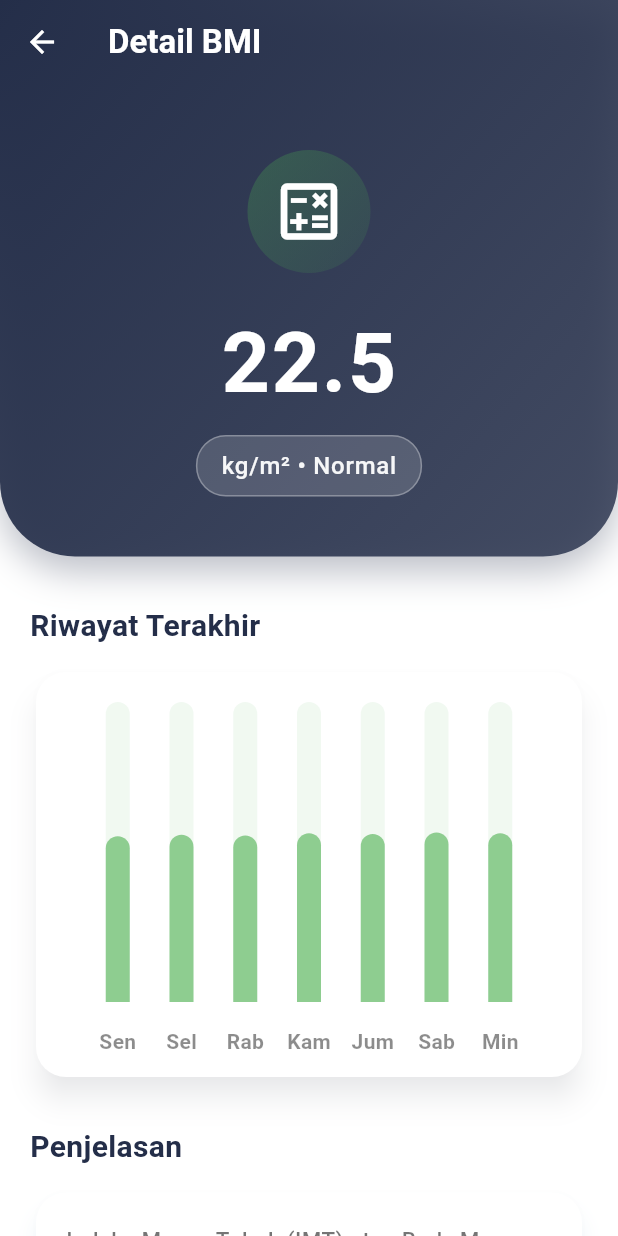
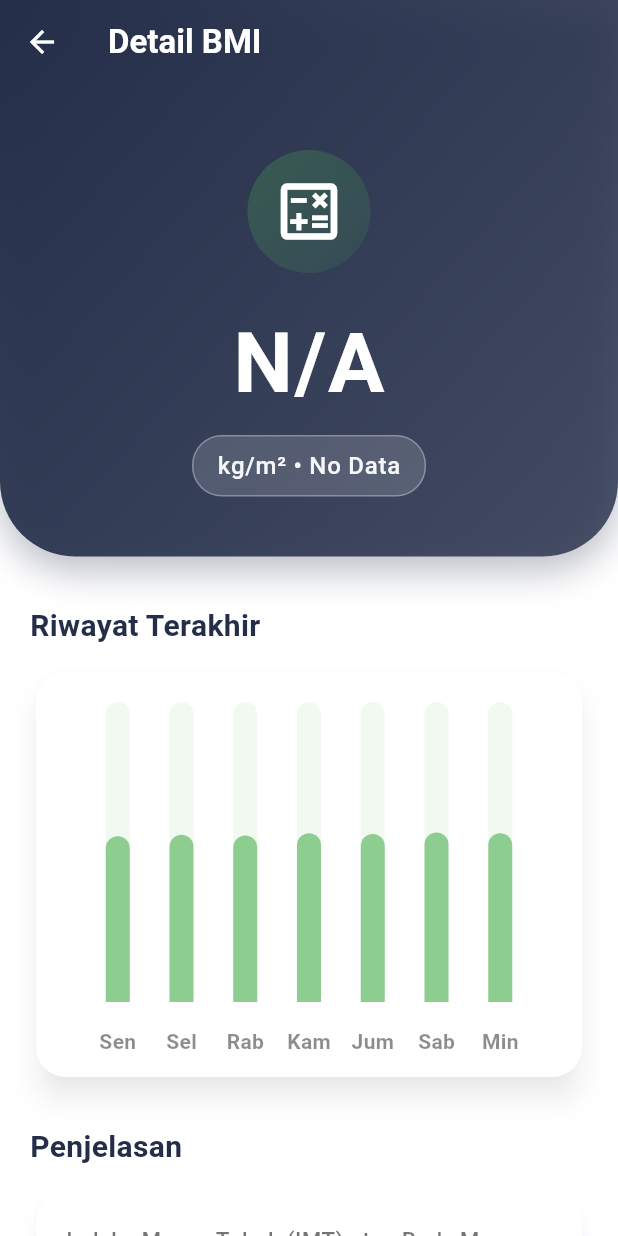
Before and after one commit to FarhanTZ/Skripsi-frontend, a Flutter app: the HomePage screen opened directly, after a tap on "BMI", on a phone screen of 412 x 824 dp. Run offline on Flutter 3.47's test engine with Material 3 defaults, Android fonts, the phone set to English and light mode, and no system bars; drawn by our look-alikes of fl_chart; our stand-ins replace bloc, curved_navigation_bar, dartz, equatable, flutter_bloc, flutter_svg and 8 more; accounts and stored records are empty; network calls fail.

Commit message:
fix bug data bmi

```diff
--- a/glupulse/lib/features/HealthData/data/repositories/health_profile_repository_impl.dart
+++ b/glupulse/lib/features/HealthData/data/repositories/health_profile_repository_impl.dart
@@ -41,6 +41,7 @@ class HealthProfileRepositoryImpl implements HealthProfileRepository {
         heightCm: healthProfile.heightCm,
         currentWeightKg: healthProfile.currentWeightKg,
         targetWeightKg: healthProfile.targetWeightKg,
+        bmi: healthProfile.bmi,
         waistCircumferenceCm: healthProfile.waistCircumferenceCm,
         bodyFatPercentage: healthProfile.bodyFatPercentage,
         hba1cTarget: healthProfile.hba1cTarget,
--- a/glupulse/lib/features/analytic/presentation/pages/analytic_tab.dart
+++ b/glupulse/lib/features/analytic/presentation/pages/analytic_tab.dart
@@ -30,7 +30,7 @@ class _AnalyticTabState extends State<AnalyticTab> {
     super.initState();
     context.read<Hba1cCubit>().getHba1cRecords();
     context.read<GlucoseCubit>().getGlucoseRecords();
-    context.read<HealthProfileCubit>().getHealthProfile(NoParams());
+    context.read<HealthProfileCubit>().fetchHealthProfile();
   }
 
   @override
--- a/glupulse/lib/home_tab.dart
+++ b/glupulse/lib/home_tab.dart
@@ -13,6 +13,8 @@ import 'package:glupulse/features/auth/presentation/cubit/auth_state.dart';
 import 'package:glupulse/features/glucose/presentation/pages/glucose_list_page.dart';
 import 'package:glupulse/features/notification/presentation/pages/notification_page.dart';
 import 'package:glupulse/features/HealthData/presentation/pages/health_metric_detail_page.dart';
+import 'package:glupulse/features/HealthData/presentation/cubit/health_profile_cubit.dart';
+import 'package:glupulse/features/HealthData/presentation/cubit/health_profile_state.dart';
 import 'package:intl/intl.dart';
 
 
@@ -31,6 +33,7 @@ class _HomeTabState extends State<HomeTab> {
     context.read<FoodCubit>().fetchFoods();
     context.read<Hba1cCubit>().getHba1cRecords();
     context.read<GlucoseCubit>().getGlucoseRecords();
+    context.read<HealthProfileCubit>().fetchHealthProfile();
   }
 
   @override
@@ -387,7 +390,23 @@ class _HomeTabState extends State<HomeTab> {
                 ),
                 const SizedBox(width: 12),
                 // --- Card BMI ---
-                _buildHealthMetricCard(
+                BlocBuilder<HealthProfileCubit, HealthProfileState>(
+                  builder: (context, state) {
+                    String value = 'N/A';
+                    String status = 'No Data';
+                    Color statusColor = Colors.grey.shade300;
+                    Color statusTextColor = Colors.black54;
+
+                    if (state is HealthProfileLoaded) {
+                      final profile = state.healthProfile;
+                      final bmiInfo = _getBmiStatus(profile.bmi);
+                      value = bmiInfo['value'];
+                      status = bmiInfo['status'];
+                      statusColor = bmiInfo['color'];
+                      statusTextColor = bmiInfo['textColor'];
+                    }
+
+                    return _buildHealthMetricCard(
                       context: context,
                       category: 'BMI',
                       iconWidget: SvgPicture.asset(
@@ -396,23 +415,25 @@ class _HomeTabState extends State<HomeTab> {
                         width: 24,
                       ),
                       iconColor: Colors.green,
-                  value: '22.5',
+                      value: value,
                       unit: 'kg/m²',
-                  status: 'Normal',
-                  statusText: 'Normal',
-                  statusColor: const Color(0xFF9CF0A6),
-                  statusTextColor: const Color(0xFF02A916),
+                      status: status,
+                      statusText: status,
+                      statusColor: statusColor,
+                      statusTextColor: statusTextColor,
                       onTap: () {
                         Navigator.of(context).push(MaterialPageRoute(
-                      builder: (context) => const HealthMetricDetailPage(
+                          builder: (context) => HealthMetricDetailPage(
                             title: 'BMI',
-                        value: '22.5',
+                            value: value,
                             unit: 'kg/m²',
-                        status: 'Normal',
+                            status: status,
                             icon: Icons.calculate_outlined,
                             iconColor: Colors.green,
                           ),
                         ));
+                      },
+                    );
                   },
                 ),
                 const SizedBox(width: 12),
@@ -566,6 +587,29 @@ class _HomeTabState extends State<HomeTab> {
       return {'status': 'High', 'color': Colors.orange.shade100, 'textColor': Colors.orange.shade800};
     } else { // > 250
       return {'status': 'Critical', 'color': const Color(0xFFFA4D5E), 'textColor': const Color(0xFFBF070A)};
+    }
+  }
+
+  Map<String, dynamic> _getBmiStatus(double? bmi) {
+    if (bmi == null || bmi <= 0) {
+      return {
+        'value': 'N/A',
+        'status': 'No Data',
+        'description': 'Input your weight and height to see your BMI category.',
+        'color': Colors.grey.shade300,
+        'textColor': Colors.black54,
+      };
+    }
+    String value = bmi.toStringAsFixed(1);
+
+    if (bmi < 18.5) {
+      return {'value': value, 'status': 'Underweight', 'description': 'Your BMI is in the underweight range. Consider a diet plan.', 'color': const Color(0xFFFDFD66), 'textColor': const Color(0xFFB7B726)};
+    } else if (bmi >= 18.5 && bmi < 25) {
+      return {'value': value, 'status': 'Normal', 'description': 'Your BMI is in the healthy weight range. Great job!', 'color': const Color(0xFF9CF0A6), 'textColor': const Color(0xFF02A916)};
+    } else if (bmi >= 25 && bmi < 29.9) {
+      return {'value': value, 'status': 'Overweight', 'description': 'Your BMI is in the overweight range. Consider more activity.', 'color': Colors.orange.shade100, 'textColor': Colors.orange.shade800};
+    } else {
+      return {'value': value, 'status': 'Obesity', 'description': 'Your BMI is in the obesity range. Please consult a doctor.', 'color': const Color(0xFFFA4D5E), 'textColor': const Color(0xFFBF070A)};
     }
   }
 
```
Lines whose indentation alone changed are shown as unchanged.
